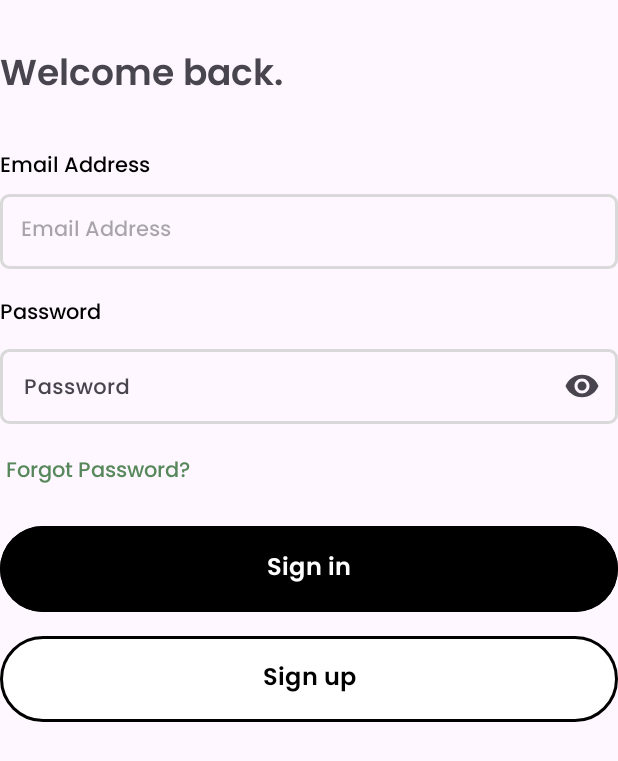
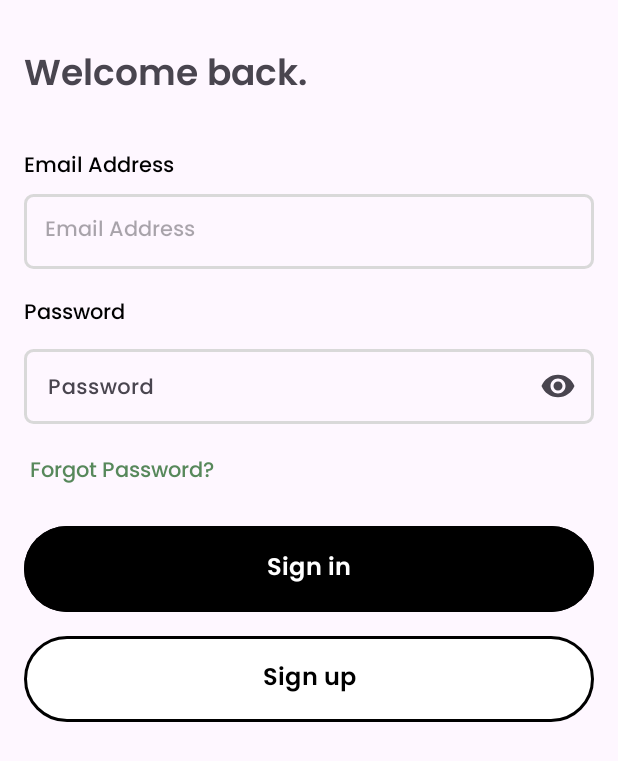
Before and after one commit to ryhn7/Wanderlusty-xml-version, an Android app: the LoginActivity screen opened directly, with no data from a screen before it, on a phone screen of 412 x 824 dp. Shown: the top 761 px of the screen. Run offline under Robolectric (Android 15) with nearby library versions, the phone set to English and light mode, and no system bars.

Commit message:
refactor: login activity to add margin horizontal 16dp

```diff
--- a/app/src/main/AndroidManifest.xml
+++ b/app/src/main/AndroidManifest.xml
@@ -19,7 +19,7 @@
             android:name=".feature_explore_tourism.presentation.detail_city.DetailCityActivity"
             android:exported="false" />
         <activity
-                        android:name=".feature_auth.presentation.LoginActivity"
+            android:name=".feature_auth.presentation.LoginActivity"
             android:exported="false" />
         <activity
             android:name=".SplashActivity"
--- a/app/src/main/res/layout/activity_login.xml
+++ b/app/src/main/res/layout/activity_login.xml
@@ -2,9 +2,6 @@
 <androidx.constraintlayout.widget.ConstraintLayout xmlns:android="http://schemas.android.com/apk/res/android"
     android:id="@+id/login_page"
     xmlns:app="http://schemas.android.com/apk/res-auto"
-    android:layout_marginTop="30dp"
-    android:layout_marginStart="16dp"
-    android:layout_marginEnd="16dp"
     android:layout_width="match_parent"
     android:layout_height="match_parent">
 
@@ -13,6 +10,7 @@
         android:layout_width="wrap_content"
         android:layout_height="wrap_content"
         android:layout_marginTop="30dp"
+        android:layout_marginHorizontal="16dp"
         android:fontFamily="@font/poppins_semibold"
         android:text="@string/welcome_back"
         android:textSize="24sp"
@@ -25,12 +23,14 @@
         android:layout_width="match_parent"
         android:layout_height="wrap_content"
         android:layout_marginTop="14dp"
+        android:layout_marginHorizontal="16dp"
         app:layout_constraintStart_toStartOf="parent"
         app:layout_constraintTop_toBottomOf="@+id/txt_welcome_back" />
 
     <include
         android:id="@+id/btn_activity_login"
         layout="@layout/btn_loginregis"
+        android:layout_marginHorizontal="16dp"
         android:layout_width="match_parent"
         android:layout_height="wrap_content"
         android:layout_marginTop="20dp"
```
